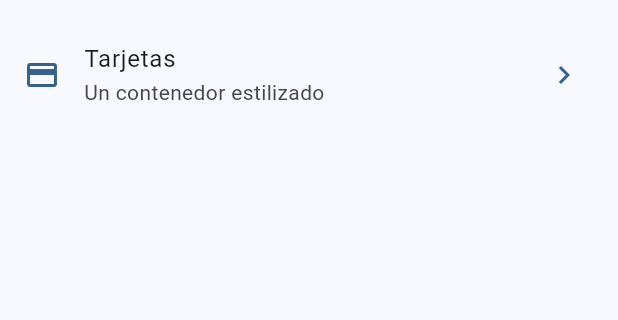
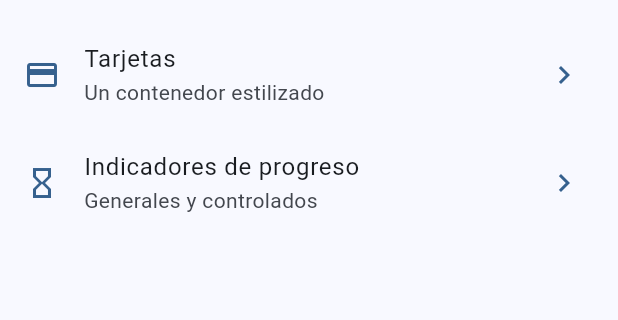
Before and after one commit to afperdomo2/widgets_app, a Flutter app: the screen it shows after launch, on a phone screen of 412 x 824 dp, the part 171-491 px from its top. Run offline on Flutter 3.47's test engine with Material 3 defaults, Android fonts, the phone set to English and light mode, and no system bars; our stand-ins replace go_router.

Commit message:
Agrega pantalla de Indicadores de Progreso con indicadores circulares y lineales

```diff
--- a/lib/config/menu/menu_item.dart
+++ b/lib/config/menu/menu_item.dart
@@ -31,4 +31,11 @@ const appMenuItems = <MenuItem>[
     routeName: "cards_screen",
     icon: Icons.credit_card,
   ),
+  MenuItem(
+    title: "Indicadores de progreso",
+    subtitle: "Generales y controlados",
+    route: "/progress",
+    routeName: "progress_screen",
+    icon: Icons.hourglass_empty,
+  ),
 ];
--- a/lib/config/router/app_router.dart
+++ b/lib/config/router/app_router.dart
@@ -20,5 +20,10 @@ final appRouter = GoRouter(
       name: CardsScreen.name,
       builder: (context, state) => const CardsScreen(),
     ),
+    GoRoute(
+      path: "/progress",
+      name: ProgressScreen.name,
+      builder: (context, state) => const ProgressScreen(),
+    ),
   ],
 );
--- a/lib/presentation/screens/animated/animated_screen.dart
+++ b/lib/presentation/screens/animated/animated_screen.dart
@@ -7,6 +7,6 @@ class AnimatedScreen extends StatelessWidget {
 
   @override
   Widget build(BuildContext context) {
-    return Container();
+    return const Placeholder();
   }
 }
--- a/lib/presentation/screens/scrolls/infinite_scroll_screen.dart
+++ b/lib/presentation/screens/scrolls/infinite_scroll_screen.dart
@@ -7,6 +7,6 @@ class InfiniteScrollScreen extends StatelessWidget {
 
   @override
   Widget build(BuildContext context) {
-    return Container();
+    return const Placeholder();
   }
 }
--- a/lib/presentation/screens/snackbar/snackbar_screen.dart
+++ b/lib/presentation/screens/snackbar/snackbar_screen.dart
@@ -7,6 +7,6 @@ class SnackbarScreen extends StatelessWidget {
 
   @override
   Widget build(BuildContext context) {
-    return Container();
+    return const Placeholder();
   }
 }
--- a/lib/presentation/screens/tutorials/app_turorial_screen.dart
+++ b/lib/presentation/screens/tutorials/app_turorial_screen.dart
@@ -7,6 +7,6 @@ class AppTutorialScreen extends StatelessWidget {
 
   @override
   Widget build(BuildContext context) {
-    return Container();
+    return const Placeholder();
   }
 }
--- a/lib/presentation/screens/ui_controls/ui_controls_screen.dart
+++ b/lib/presentation/screens/ui_controls/ui_controls_screen.dart
@@ -7,6 +7,6 @@ class UiControlsScreen extends StatelessWidget {
 
   @override
   Widget build(BuildContext context) {
-    return Container();
+    return const Placeholder();
   }
 }
```
Also changed, not shown: lib/presentation/screens/progress/progress_screen.dart (+55 -1 lines).
